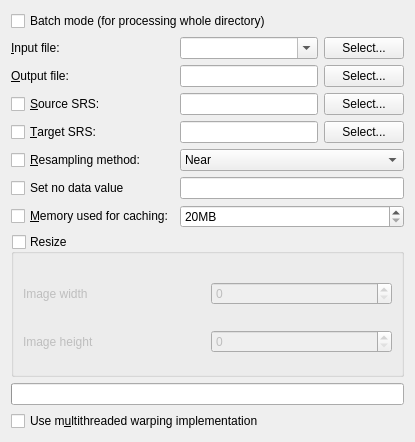
This is qgis/python/plugins/GdalTools/tools/widgetWarp.ui in sourcepole/qgis as Qt 5 draws it before an edit. The edited form follows.
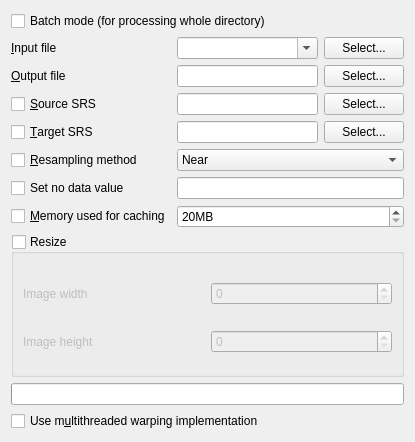
This is the edited form.

Diff of the .ui file:
```diff
--- a/qgis/python/plugins/GdalTools/tools/widgetWarp.ui
+++ b/qgis/python/plugins/GdalTools/tools/widgetWarp.ui
@@ -32,7 +32,7 @@
      <item row="0" column="0">
       <widget class="QLabel" name="label">
        <property name="text">
-        <string>&amp;Input file:</string>
+        <string>&amp;Input file</string>
        </property>
        <property name="buddy">
         <cstring>selectInputFileButton</cstring>
@@ -69,7 +69,7 @@
      <item row="1" column="0">
       <widget class="QLabel" name="label_2">
        <property name="text">
-        <string>&amp;Output file:</string>
+        <string>&amp;Output file</string>
        </property>
        <property name="buddy">
         <cstring>selectOutputFileButton</cstring>
@@ -100,7 +100,7 @@
      <item row="2" column="0">
       <widget class="QCheckBox" name="sourceSRSCheck">
        <property name="text">
-        <string>&amp;Source SRS:</string>
+        <string>&amp;Source SRS</string>
        </property>
       </widget>
      </item>
@@ -128,7 +128,7 @@
      <item row="3" column="0">
       <widget class="QCheckBox" name="targetSRSCheck">
        <property name="text">
-        <string>&amp;Target SRS:</string>
+        <string>&amp;Target SRS</string>
        </property>
       </widget>
      </item>
@@ -156,7 +156,7 @@
      <item row="4" column="0">
       <widget class="QCheckBox" name="resamplingCheck">
        <property name="text">
-        <string>&amp;Resampling method:</string>
+        <string>&amp;Resampling method</string>
        </property>
       </widget>
      </item>
@@ -202,7 +202,7 @@
      <item row="6" column="0">
       <widget class="QCheckBox" name="cacheCheck">
        <property name="text">
-        <string>&amp;Memory used for caching:</string>
+        <string>&amp;Memory used for caching</string>
        </property>
       </widget>
      </item>
```
